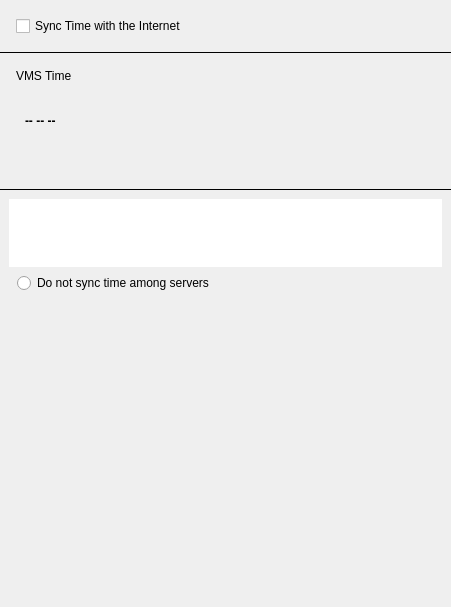
Qt form client/nx_client_desktop/src/nx/client/desktop/system_administration/widgets/time_syncronization_widget.ui (networkoptix/nx_open) before a commit.
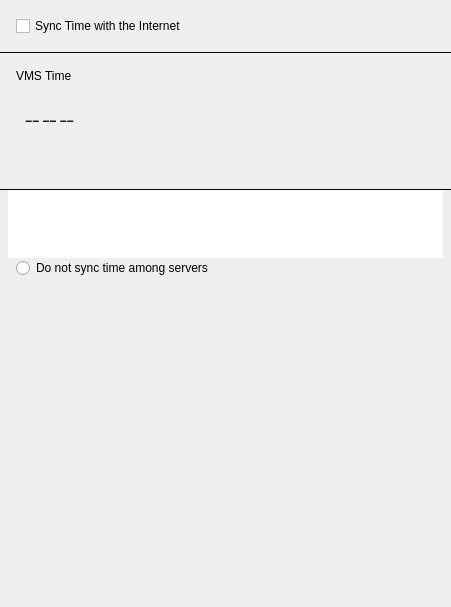
The same form after that commit. The open tabs and pages were chosen to show the change. Custom widgets are drawn as their Qt base class.

Commit message:
VMS-11788: Added server time watcher, implemented time & time offset drawings in table view delegate, fixed some bugs
<==== Mercurial data ====>
Branch: x_VMS-11788_time_sync_widget

```diff
--- a/client/nx_client_desktop/src/nx/client/desktop/system_administration/widgets/time_syncronization_widget.ui
+++ b/client/nx_client_desktop/src/nx/client/desktop/system_administration/widgets/time_syncronization_widget.ui
@@ -166,7 +166,7 @@
              </font>
             </property>
             <property name="text">
-             <string notr="true">-- -- --</string>
+             <string notr="true">−− −− −−</string>
             </property>
            </widget>
           </item>
@@ -218,6 +218,21 @@
      </widget>
      <widget class="QWidget" name="serversTablePage">
       <layout class="QVBoxLayout" name="verticalLayout_5" stretch="0,0,1">
+       <property name="spacing">
+        <number>0</number>
+       </property>
+       <property name="leftMargin">
+        <number>8</number>
+       </property>
+       <property name="topMargin">
+        <number>0</number>
+       </property>
+       <property name="rightMargin">
+        <number>8</number>
+       </property>
+       <property name="bottomMargin">
+        <number>0</number>
+       </property>
        <item>
         <widget class="nx::client::desktop::TableView" name="serversTable">
          <property name="frameShape">
```
Left out of the diff: 4 changed lines with no effect on the pictures. The commit also changes 11 other files.
